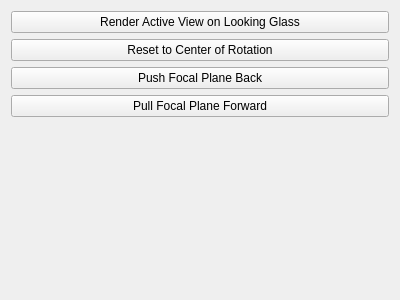
Kitware/ParaView, file Plugins/LookingGlass/pqLookingGlassDockPanel.ui: the form before one commit.
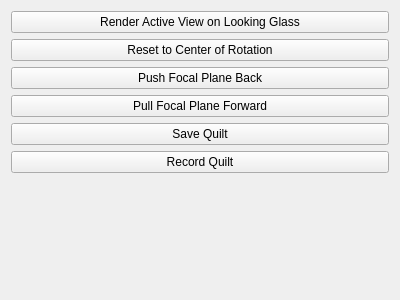
The form after the commit.

Commit message: Looking glass plugin: add ability to save quilts

```diff
--- a/Plugins/LookingGlass/pqLookingGlassDockPanel.ui
+++ b/Plugins/LookingGlass/pqLookingGlassDockPanel.ui
@@ -42,6 +42,20 @@
      </property>
     </widget>
    </item>
+   <item>
+    <widget class="QPushButton" name="SaveQuilt">
+     <property name="text">
+      <string>Save Quilt</string>
+     </property>
+    </widget>
+   </item>
+   <item>
+    <widget class="QPushButton" name="RecordQuilt">
+     <property name="text">
+      <string>Record Quilt</string>
+     </property>
+    </widget>
+   </item>
    <item>
     <spacer name="verticalSpacer">
      <property name="orientation">
```
The commit also changes 2 other files.
